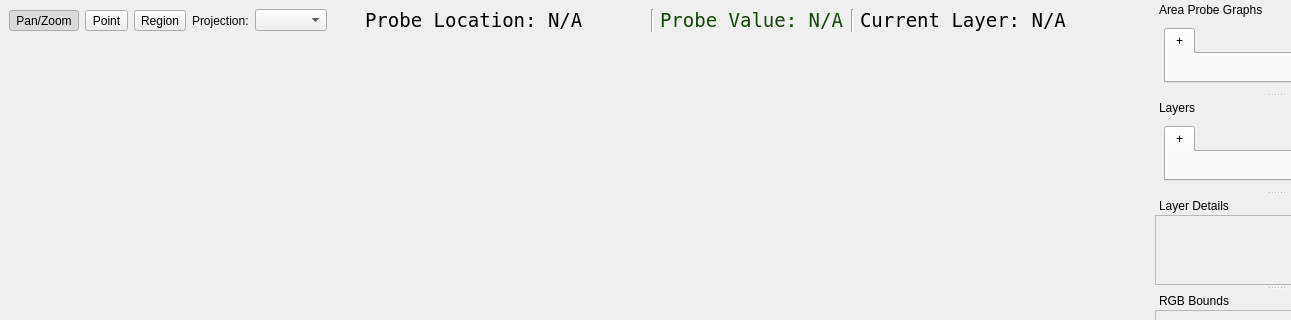
The window that sift/ui/pov_main.ui (ssec/sift) describes before a commit, drawn with Qt 5; both pictures show x 0 to 1291 and y 0 to 320 of the 1397 by 800 pixel window.
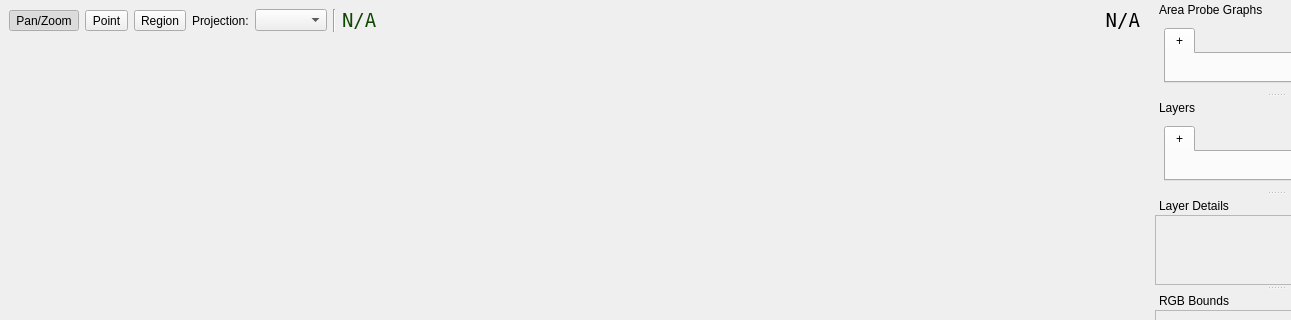
The same window after the commit. Custom widgets are drawn as their Qt base class.

Commit message: Change probe text at top of UI to include less text

The edit to the form file:
```diff
--- a/sift/ui/pov_main.ui
+++ b/sift/ui/pov_main.ui
@@ -133,50 +133,6 @@
         </property>
        </widget>
       </item>
-      <item>
-       <spacer name="horizontalSpacer">
-        <property name="orientation">
-         <enum>Qt::Horizontal</enum>
-        </property>
-        <property name="sizeHint" stdset="0">
-         <size>
-          <width>40</width>
-          <height>20</height>
-         </size>
-        </property>
-       </spacer>
-      </item>
-      <item>
-       <widget class="QLabel" name="cursorProbeLocation">
-        <property name="sizePolicy">
-         <sizepolicy hsizetype="Preferred" vsizetype="Preferred">
-          <horstretch>0</horstretch>
-          <verstretch>0</verstretch>
-         </sizepolicy>
-        </property>
-        <property name="minimumSize">
-         <size>
-          <width>280</width>
-          <height>0</height>
-         </size>
-        </property>
-        <property name="font">
-         <font>
-          <family>Andale Mono</family>
-          <pointsize>14</pointsize>
-         </font>
-        </property>
-        <property name="toolTip">
-         <string>Longitude/Latitude location of point probe</string>
-        </property>
-        <property name="statusTip">
-         <string>Longitude/Latitude coordinates under point probe</string>
-        </property>
-        <property name="text">
-         <string>Probe Location: N/A</string>
-        </property>
-       </widget>
-      </item>
       <item>
        <widget class="Line" name="line">
         <property name="orientation">
@@ -187,14 +143,14 @@
       <item>
        <widget class="QLabel" name="cursorProbeText">
         <property name="sizePolicy">
-         <sizepolicy hsizetype="Preferred" vsizetype="Preferred">
+         <sizepolicy hsizetype="MinimumExpanding" vsizetype="Preferred">
           <horstretch>0</horstretch>
           <verstretch>0</verstretch>
          </sizepolicy>
         </property>
         <property name="minimumSize">
          <size>
-          <width>185</width>
+          <width>250</width>
           <height>0</height>
          </size>
         </property>
@@ -281,25 +237,24 @@
          <string>Top layer data value under point probe</string>
         </property>
         <property name="text">
-         <string>Probe Value: N/A</string>
+         <string>N/A</string>
         </property>
         <property name="alignment">
          <set>Qt::AlignLeading|Qt::AlignLeft|Qt::AlignVCenter</set>
         </property>
        </widget>
       </item>
-      <item>
-       <widget class="Line" name="line_3">
-        <property name="orientation">
-         <enum>Qt::Vertical</enum>
-        </property>
-       </widget>
-      </item>
       <item>
        <widget class="QLabel" name="cursorProbeLayer">
+        <property name="sizePolicy">
+         <sizepolicy hsizetype="Expanding" vsizetype="Preferred">
+          <horstretch>0</horstretch>
+          <verstretch>0</verstretch>
+         </sizepolicy>
+        </property>
         <property name="minimumSize">
          <size>
-          <width>280</width>
+          <width>200</width>
           <height>0</height>
          </size>
         </property>
@@ -310,7 +265,10 @@
          </font>
         </property>
         <property name="text">
-         <string>Current Layer: N/A</string>
+         <string>N/A</string>
+        </property>
+        <property name="alignment">
+         <set>Qt::AlignRight|Qt::AlignTrailing|Qt::AlignVCenter</set>
         </property>
        </widget>
       </item>
```
Left out of the diff: 2 changed lines with no effect on the pictures. The commit also changes 2 other files.
